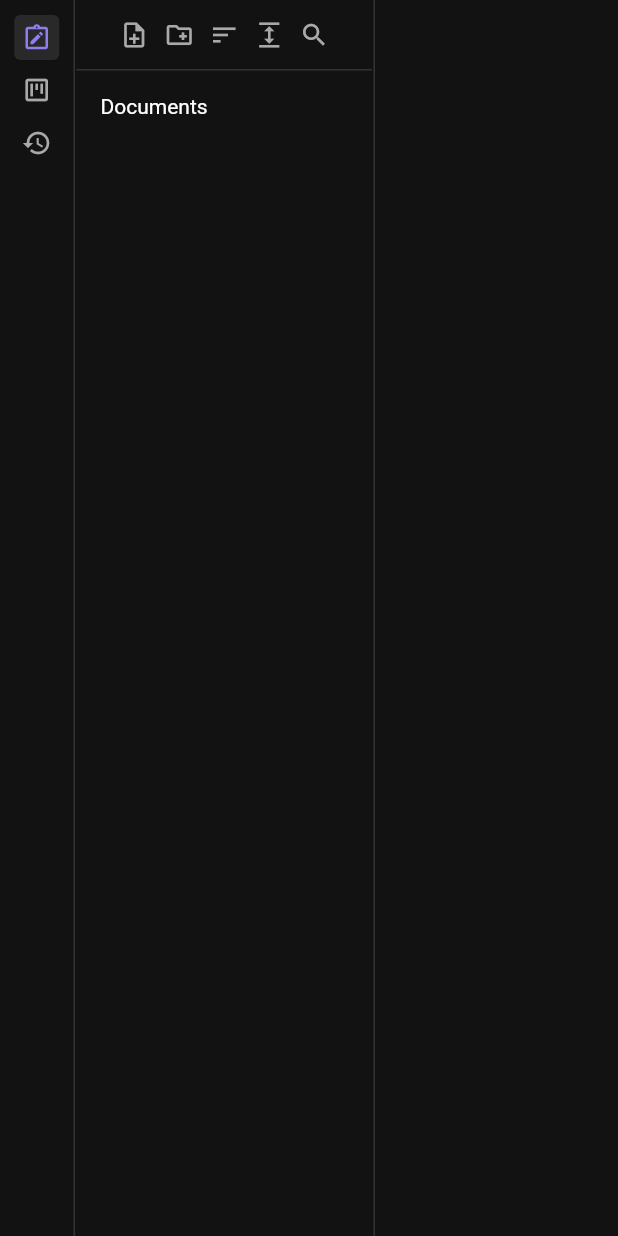
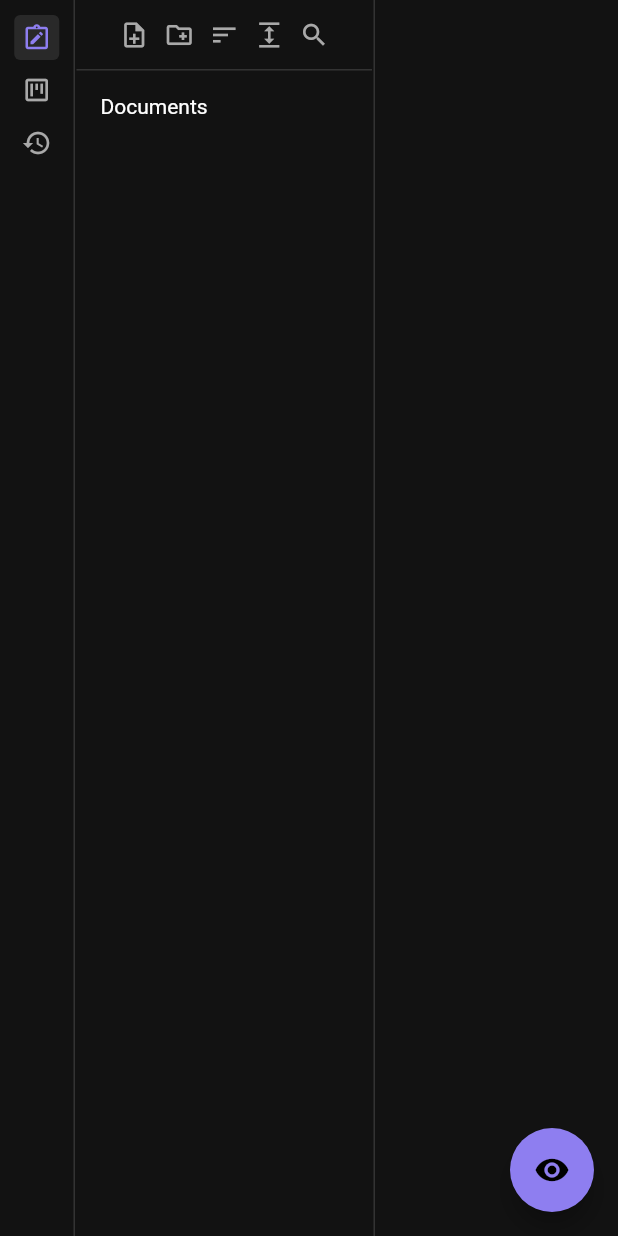
Before and after one commit to siddharthroy12/Flint, a Flutter app: the screen it shows after launch, on a phone screen of 412 x 824 dp. Run offline on Flutter 3.47's test engine with Material 2 defaults, Android fonts, the phone set to English and light mode, and no system bars; missing offline and left inert: just_the_tooltip, markdown_widget.

Commit message:
Did some stuffs

```diff
--- a/lib/pages/notes_page/notes_page.dart
+++ b/lib/pages/notes_page/notes_page.dart
@@ -3,8 +3,8 @@ import 'package:flutter/material.dart';
 import '../../layout.dart';
 import 'notes_sidebar.dart';
 import 'package:provider/provider.dart';
+import 'package:flint/providers/user_data_provider.dart';
 import 'package:flint/providers/theme_provider.dart';
-import 'package:flint/providers/user_data_provider.dart';
 import 'notes_tabs.dart';
 
 // The notes page of the app
@@ -16,10 +16,21 @@ class NotesPage extends StatefulWidget {
 }
 
 class _NotesPageState extends State<NotesPage> {
+  bool editorMode = true;
   @override
   Widget build(BuildContext context) {
     var currentTheme = Provider.of<ThemeProvider>(context).currentTheme;
-    return Layout(
+    return Scaffold(
+      floatingActionButton: FloatingActionButton(
+        backgroundColor: currentTheme['accent'],
+        onPressed: () {
+          setState(() {
+            editorMode = !editorMode;
+          });
+        },
+        child: Icon(editorMode ? Icons.visibility : Icons.create),
+      ),
+      body: Layout(
         child: Row(
           crossAxisAlignment: CrossAxisAlignment.start,
           children: [
@@ -36,7 +47,8 @@ class _NotesPageState extends State<NotesPage> {
                             decoration: BoxDecoration(
                               color: currentTheme['secondaryBackground'],
                             ),
-                          child: const NoteEditor(),
+                            child:
+                                editorMode ? const NoteEditor() : Container(),
                           ),
                         )
                       ],
@@ -49,6 +61,7 @@ class _NotesPageState extends State<NotesPage> {
             )
           ],
         ),
+      ),
     );
   }
 }
```
Also changed, not shown: lib/pages/notes_page/note_editor.dart (+12 -16 lines). Lines whose indentation alone changed are shown as unchanged.
